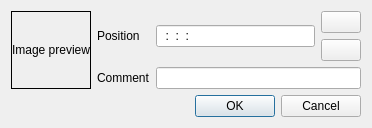
First picture: the form in src/widgets/markerdialog_ui.ui, repository KDE/kdenlive, before the edit.
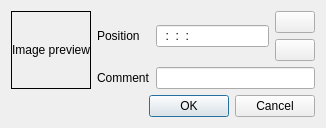
Second picture: the form after the edit. Custom widgets are drawn as their Qt base class.

Patch:
```diff
--- a/src/widgets/markerdialog_ui.ui
+++ b/src/widgets/markerdialog_ui.ui
@@ -5,15 +5,15 @@
    <rect>
     <x>0</x>
     <y>0</y>
-    <width>331</width>
-    <height>109</height>
+    <width>312</width>
+    <height>111</height>
    </rect>
   </property>
   <property name="windowTitle" >
    <string>Marker</string>
   </property>
   <layout class="QGridLayout" name="gridLayout" >
-   <item rowspan="3" row="0" column="0" >
+   <item rowspan="2" row="0" column="0" >
     <widget class="QLabel" name="clip_thumb" >
      <property name="frameShape" >
       <enum>QFrame::Box</enum>
@@ -26,41 +26,49 @@
      </property>
     </widget>
    </item>
-   <item rowspan="2" row="0" column="1" >
+   <item row="0" column="1" >
     <widget class="QLabel" name="clip_filesize_2" >
      <property name="text" >
       <string>Position</string>
      </property>
     </widget>
    </item>
-   <item rowspan="2" row="0" column="2" >
+   <item row="0" column="2" >
+    <layout class="QHBoxLayout" name="horizontalLayout" >
+     <item>
     <widget class="KRestrictedLine" name="marker_position" >
      <property name="inputMask" >
       <string>99:99:99:99; </string>
      </property>
     </widget>
    </item>
-   <item row="0" column="3" >
+     <item>
+      <layout class="QVBoxLayout" name="verticalLayout" >
+       <item>
     <widget class="KArrowButton" name="position_up" />
    </item>
-   <item row="1" column="3" >
+       <item>
     <widget class="KArrowButton" name="position_down" >
      <property name="arrowType" stdset="0" >
       <number>2</number>
      </property>
     </widget>
    </item>
-   <item row="2" column="1" >
+      </layout>
+     </item>
+    </layout>
+   </item>
+   <item row="1" column="1" >
     <widget class="QLabel" name="clip_filesize_3" >
      <property name="text" >
       <string>Comment</string>
      </property>
     </widget>
    </item>
-   <item row="2" column="2" colspan="2" >
+   <item row="1" column="2" >
     <widget class="KLineEdit" name="marker_comment" />
    </item>
-   <item row="3" column="1" colspan="2" >
+   <item row="2" column="1" colspan="2" >
     <spacer name="verticalSpacer" >
      <property name="orientation" >
       <enum>Qt::Vertical</enum>
@@ -73,7 +81,7 @@
      </property>
     </spacer>
    </item>
-   <item row="4" column="0" colspan="4" >
+   <item row="3" column="0" colspan="3" >
     <widget class="QDialogButtonBox" name="buttonBox" >
      <property name="orientation" >
       <enum>Qt::Horizontal</enum>
```
Lines whose indentation alone changed are shown as unchanged.
